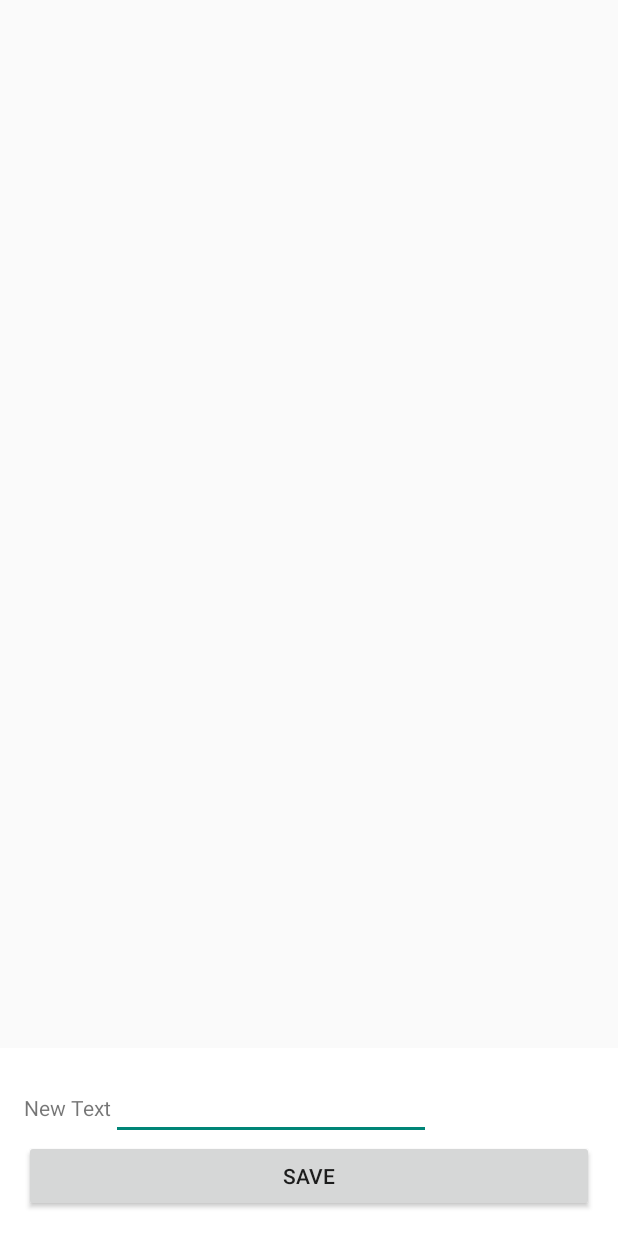
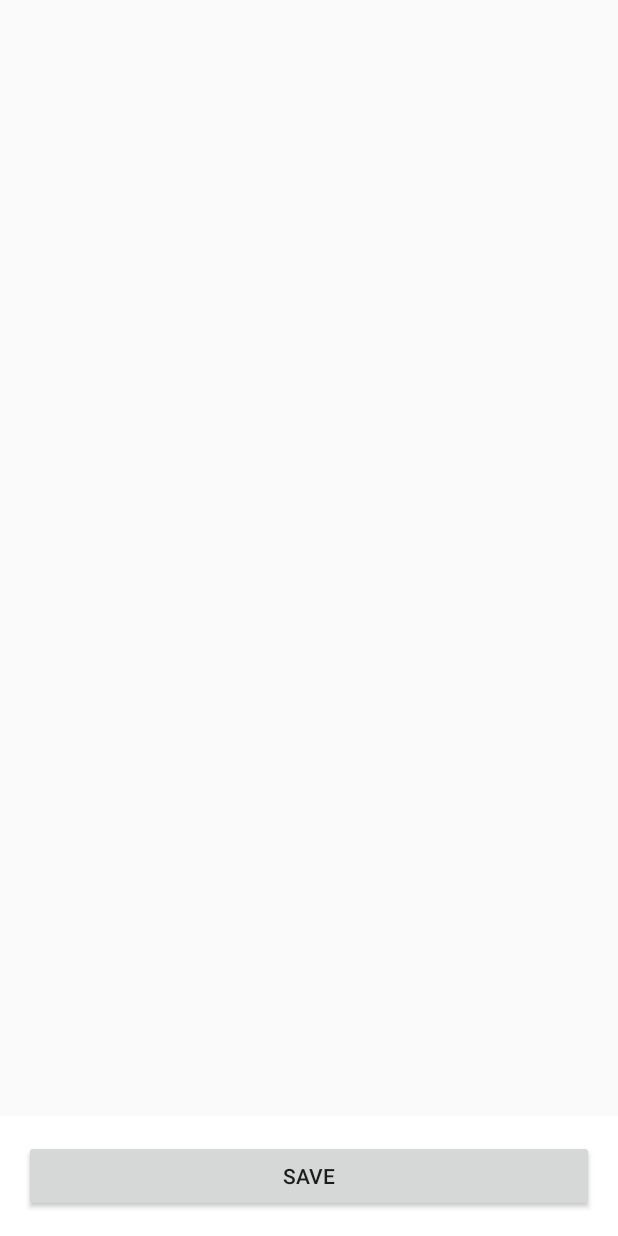
Before and after one commit to Xevib/mapbudo, an Android app: the layout fragment_values.xml on its own in the app's theme, with its tools: preview values and no code run, on a phone screen of 412 x 824 dp. Run offline under Robolectric (Android 15) with nearby library versions, the phone set to English and light mode, and no system bars.

Commit message:
Fix values layout

```diff
--- a/app/src/main/res/layout/fragment_values.xml
+++ b/app/src/main/res/layout/fragment_values.xml
@@ -109,17 +109,6 @@
         app:layout_gravity="fill_horizontal"
         android:ems="10" />
     -->
-    <TextView
-        android:layout_width="wrap_content"
-        android:layout_height="wrap_content"
-        android:text="New Text"
-        android:id="@+id/textView" />
-
-    <EditText
-        android:layout_width="wrap_content"
-        android:layout_height="wrap_content"
-        android:id="@+id/editText"
-        android:ems="10"/>
 
     <Button
         android:id="@+id/save"
```
